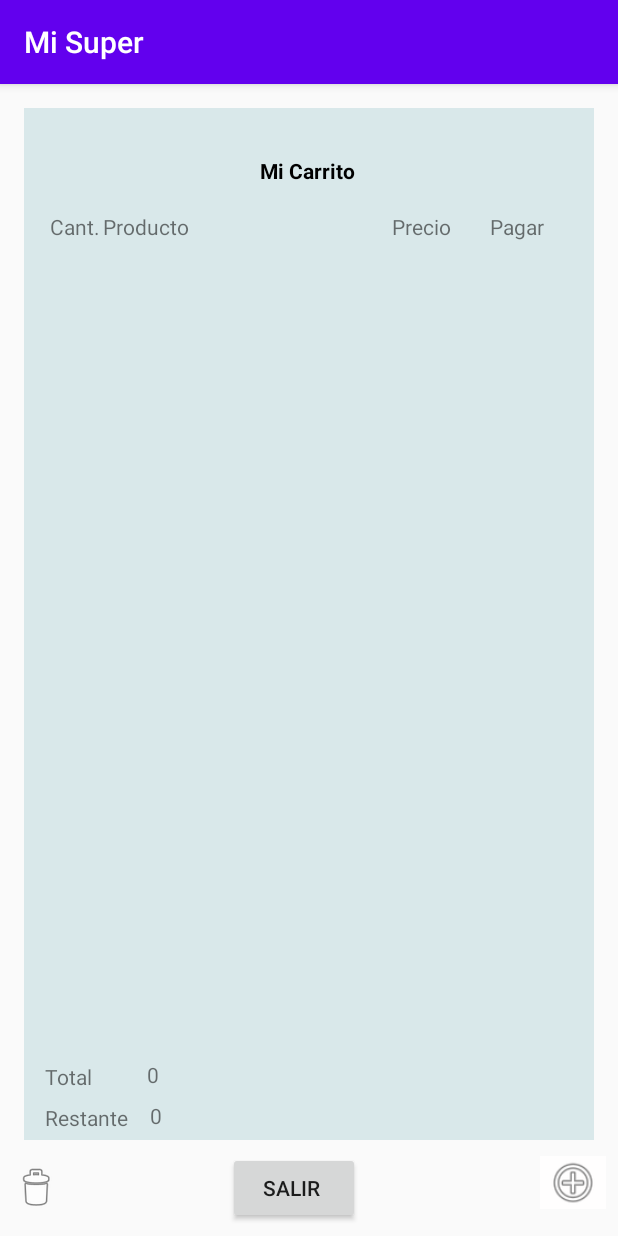
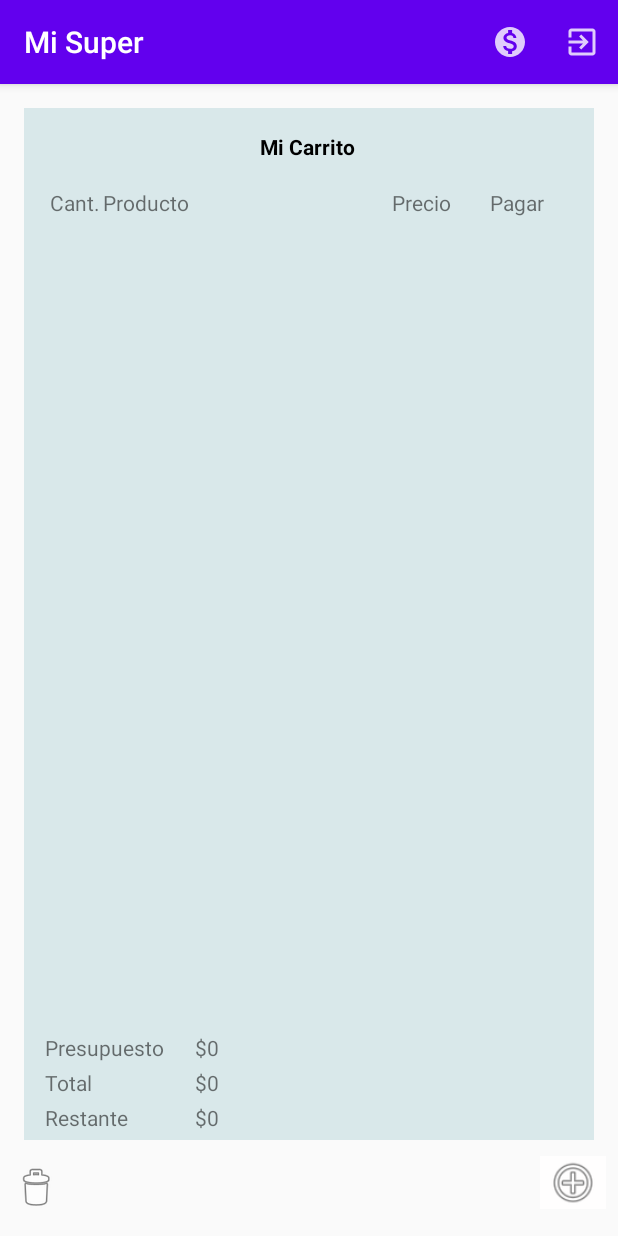
Before and after one commit to NatMuHe98/MySuper, an Android app: the screen it shows after launch (MainActivity), on a phone screen of 412 x 824 dp. Run offline under Robolectric (Android 15) with nearby library versions, the phone set to English and light mode, and no system bars; our stand-ins replace Firebase (no records; nobody signed in at launch, a user with empty details on screens opened directly); libraries missing offline, so code that uses them is left out: com.facebook, com.facebook.appevents, com.firebase.ui; 2 statements that could not run were skipped.

Commit message:
Terminada con errores

```diff
--- a/app/src/main/java/com/example/mysuper/MainActivity.java
+++ b/app/src/main/java/com/example/mysuper/MainActivity.java
@@ -11,12 +11,17 @@ import android.content.DialogInterface;
 import android.content.Intent;
 import android.media.Image;
 import android.os.Bundle;
+import android.text.InputType;
 import android.util.Log;
+import android.view.Menu;
+import android.view.MenuItem;
 import android.view.View;
 import android.widget.AdapterView;
 import android.widget.Button;
+import android.widget.EditText;
 import android.widget.ImageView;
 import android.widget.ListView;
+import android.widget.TextView;
 import android.widget.Toast;
 
 import com.example.mysuper.adapters.ProductoAdapter;
@@ -44,11 +49,18 @@ import java.util.List;
 import java.util.Map;
 
 public class MainActivity extends AppCompatActivity {
+    @Override
+    public boolean onCreateOptionsMenu(Menu menu) {
+        getMenuInflater().inflate(R.menu.salir, menu);
+        return true;
+    }
+
     private static final int MY_REQUEST_CODE = 16;
     List<AuthUI.IdpConfig> providers;
-
+    TextView textViewTotal, textViewRestante, textViewPresupuesto;
     Button btn_sign_out;
     ImageView btn_agregar_producto, btn_eliminar_lista;
+    String miPresupuesto = "0";
     DatabaseReference mDatabase;
 
     private ArrayList<ProductoModel> list;
@@ -58,7 +70,7 @@ public class MainActivity extends AppCompatActivity {
 
     private String idUser = FirebaseAuth.getInstance().getUid();
     private FirebaseDatabase database = FirebaseDatabase.getInstance();
-    private DatabaseReference reference  =  database.getReference().child("Usuarios").child(idUser).child("Producto");;
+    private DatabaseReference reference  =  database.getReference().child("Usuarios").child(idUser).child("Producto");
 
     @Override
     protected void onCreate(Bundle savedInstanceState) {
@@ -76,6 +88,9 @@ public class MainActivity extends AppCompatActivity {
         IniciarSesion();
 
         lv_producto = findViewById(R.id.lv_producto);
+        textViewTotal = findViewById(R.id.textViewTotal);
+        textViewPresupuesto = findViewById(R.id.textViewPresupuesto);
+        textViewRestante = findViewById(R.id.textViewRestante);
         list = new ArrayList<>();
         model = new ProductoModel();
 
@@ -89,8 +104,8 @@ public class MainActivity extends AppCompatActivity {
             }
         });
 
-
-        btn_sign_out = (Button)findViewById(R.id.button_cerrar_sesion);
+/*
+        btn_sign_out = (Button)findViewById(R.id.btnSalir);
         btn_sign_out.setOnClickListener(new View.OnClickListener() {
             @Override
             public void onClick(View v) {
@@ -109,18 +124,30 @@ public class MainActivity extends AppCompatActivity {
                     }
                 });
             }
-        });
+        });*/
 
 
         reference.addValueEventListener(new ValueEventListener() {
             @Override
             public void onDataChange(@NonNull DataSnapshot dataSnapshot) {
-                list = new ArrayList<>();
-                for(DataSnapshot child : dataSnapshot.getChildren()){
-                    model = child.getValue(ProductoModel.class);
-                    list.add(model);
+                if (dataSnapshot.hasChildren()){
+                    list = new ArrayList<>();
+                    double total = 0;
+                    for(DataSnapshot child : dataSnapshot.getChildren()){
+                        model = child.getValue(ProductoModel.class);
+                        list.add(model);
+                        String subT = model.getTotal();
+                        total = total + Double.parseDouble(subT);
+                        textViewTotal.setText("$"+total);
+                        double rest = 0;
+                        String pres = (String) miPresupuesto;
+                        rest = Double.parseDouble(pres) - total;
+                        textViewRestante.setText("$"+rest);
+                    }
+                    lv_producto.setAdapter(new ProductoAdapter(MainActivity.this, list));
+                }else{
+                    textViewTotal.setText("$0");
                 }
-                lv_producto.setAdapter(new ProductoAdapter(MainActivity.this, list));
             }
 
             @Override
@@ -180,6 +207,55 @@ public class MainActivity extends AppCompatActivity {
 
     }
 
+
+
+    public void CerrarSesion(MenuItem menuItem){
+        AuthUI.getInstance()
+                .signOut(MainActivity.this)
+                .addOnCompleteListener(new OnCompleteListener<Void>(){
+                    @Override
+                    public void onComplete(@NonNull Task<Void> task) {
+                        //btn_sign_out.setEnabled(false);
+                        IniciarSesion();
+                    }
+
+                }).addOnFailureListener(new OnFailureListener() {
+            @Override
+            public void onFailure(@NonNull Exception e) {
+                Toast.makeText(MainActivity.this, ""+e.getMessage(),  Toast.LENGTH_SHORT).show();
+            }
+        });
+    }
+
+    public void AgregarPresupuesto(MenuItem menuItem){
+            AlertDialog.Builder presupuesto = new AlertDialog.Builder(MainActivity.this);
+            presupuesto.setTitle("Agregar presupuesto para sus compras");
+            final EditText presInput = new EditText(MainActivity.this);
+            presInput.setInputType(InputType.TYPE_CLASS_PHONE);
+            presupuesto.setView(presInput);
+            presupuesto.setCancelable(false);
+
+        presupuesto.setPositiveButton("Aceptar", new DialogInterface.OnClickListener() {
+            @Override
+            public void onClick(DialogInterface dialog, int which) {
+                if(!presInput.getText().equals("")){
+                    miPresupuesto = presInput.getText().toString();
+                    textViewPresupuesto.setText("$"+miPresupuesto);
+                }else{
+                    Toast.makeText(MainActivity.this, "No se agregó Presupuesto", Toast.LENGTH_SHORT).show();
+                }
+            }
+        });
+        presupuesto.setNegativeButton("Cancelar", new DialogInterface.OnClickListener() {
+            @Override
+            public void onClick(DialogInterface dialog, int which) {
+                dialog.cancel();
+            }
+        });
+        presupuesto.show();
+    };
+
+
     private void IniciarSesion() {
         startActivityForResult(
                 AuthUI.getInstance().createSignInIntentBuilder()
--- /dev/null
+++ b/app/src/main/res/drawable-anydpi/ic_cerrar_sesion.xml
@@ -0,0 +1,11 @@
+<vector xmlns:android="http://schemas.android.com/apk/res/android"
+    android:width="24dp"
+    android:height="24dp"
+    android:viewportWidth="24"
+    android:viewportHeight="24"
+    android:tint="#FFFFFF"
+    android:alpha="0.8">
+  <path
+      android:fillColor="@android:color/white"
+      android:pathData="M10.09,15.59L11.5,17l5,-5 -5,-5 -1.41,1.41L12.67,11H3v2h9.67l-2.58,2.59zM19,3H5c-1.11,0 -2,0.9 -2,2v4h2V5h14v14H5v-4H3v4c0,1.1 0.89,2 2,2h14c1.1,0 2,-0.9 2,-2V5c0,-1.1 -0.9,-2 -2,-2z"/>
+</vector>
--- /dev/null
+++ b/app/src/main/res/drawable-anydpi/ic_dinero.xml
@@ -0,0 +1,11 @@
+<vector xmlns:android="http://schemas.android.com/apk/res/android"
+    android:width="24dp"
+    android:height="24dp"
+    android:viewportWidth="24"
+    android:viewportHeight="24"
+    android:tint="#FFFFFF"
+    android:alpha="0.8">
+  <path
+      android:fillColor="@android:color/white"
+      android:pathData="M12,2C6.48,2 2,6.48 2,12s4.48,10 10,10 10,-4.48 10,-10S17.52,2 12,2zM13.41,18.09L13.41,20h-2.67v-1.93c-1.71,-0.36 -3.16,-1.46 -3.27,-3.4h1.96c0.1,1.05 0.82,1.87 2.65,1.87 1.96,0 2.4,-0.98 2.4,-1.59 0,-0.83 -0.44,-1.61 -2.67,-2.14 -2.48,-0.6 -4.18,-1.62 -4.18,-3.67 0,-1.72 1.39,-2.84 3.11,-3.21L10.74,4h2.67v1.95c1.86,0.45 2.79,1.86 2.85,3.39L14.3,9.34c-0.05,-1.11 -0.64,-1.87 -2.22,-1.87 -1.5,0 -2.4,0.68 -2.4,1.64 0,0.84 0.65,1.39 2.67,1.91s4.18,1.39 4.18,3.91c-0.01,1.83 -1.38,2.83 -3.12,3.16z"/>
+</vector>
--- a/app/src/main/res/layout/activity_main.xml
+++ b/app/src/main/res/layout/activity_main.xml
@@ -5,16 +5,6 @@
     android:layout_width="match_parent"
     android:layout_height="match_parent"
     tools:context=".MainActivity">
-
-    <Button
-        android:id="@+id/button_cerrar_sesion"
-        android:layout_width="wrap_content"
-        android:layout_height="wrap_content"
-        android:layout_marginStart="152dp"
-        android:layout_marginTop="8dp"
-        android:text="Salir "
-        app:layout_constraintStart_toStartOf="parent"
-        app:layout_constraintTop_toBottomOf="@+id/view" />
 
     <View
         android:id="@+id/view"
@@ -36,7 +26,7 @@
         android:id="@+id/textView"
         android:layout_width="wrap_content"
         android:layout_height="wrap_content"
-        android:layout_marginTop="32dp"
+        android:layout_marginTop="16dp"
         android:text="Mi Carrito "
         android:textAlignment="center"
         android:textColor="#000000"
@@ -49,7 +39,7 @@
         android:id="@+id/textView5"
         android:layout_width="wrap_content"
         android:layout_height="wrap_content"
-        android:layout_marginTop="8dp"
+        android:layout_marginTop="4dp"
         android:text="Restante "
         app:layout_constraintStart_toStartOf="@+id/guideline"
         app:layout_constraintTop_toBottomOf="@+id/textView9" />
@@ -58,9 +48,9 @@
         android:id="@+id/textViewRestante"
         android:layout_width="wrap_content"
         android:layout_height="wrap_content"
-        android:layout_marginStart="70dp"
-        android:layout_marginTop="8dp"
-        android:text="0"
+        android:layout_marginStart="100dp"
+        android:layout_marginTop="4dp"
+        android:text="$0"
         android:textAlignment="center"
         app:layout_constraintStart_toStartOf="@+id/textView5"
         app:layout_constraintTop_toBottomOf="@+id/textViewTotal" />
@@ -99,22 +89,20 @@
         android:id="@+id/textView9"
         android:layout_width="wrap_content"
         android:layout_height="wrap_content"
-        android:layout_marginTop="8dp"
+        android:layout_marginTop="4dp"
         android:text="Total "
         app:layout_constraintStart_toStartOf="@+id/guideline"
-        app:layout_constraintTop_toBottomOf="@+id/lv_producto" />
+        app:layout_constraintTop_toBottomOf="@+id/textView10" />
 
     <TextView
         android:id="@+id/textViewTotal"
         android:layout_width="wrap_content"
         android:layout_height="wrap_content"
-        android:layout_marginStart="68dp"
-        android:layout_marginTop="8dp"
-        android:layout_marginBottom="100dp"
-        android:text="0"
-        app:layout_constraintBottom_toBottomOf="parent"
+        android:layout_marginStart="100dp"
+        android:layout_marginTop="4dp"
+        android:text="$0"
         app:layout_constraintStart_toStartOf="@+id/guideline"
-        app:layout_constraintTop_toBottomOf="@+id/lv_producto" />
+        app:layout_constraintTop_toBottomOf="@+id/textViewPresupuesto" />
 
     <ListView
         android:id="@+id/lv_producto"
@@ -123,7 +111,7 @@
         android:layout_marginStart="32dp"
         android:layout_marginTop="8dp"
         android:layout_marginEnd="32dp"
-        android:layout_marginBottom="60dp"
+        android:layout_marginBottom="75dp"
         app:layout_constraintBottom_toBottomOf="@+id/view"
         app:layout_constraintEnd_toEndOf="parent"
         app:layout_constraintHorizontal_bias="0.0"
@@ -178,4 +166,23 @@
             android:text="Pagar" />
     </LinearLayout>
 
+    <TextView
+        android:id="@+id/textView10"
+        android:layout_width="wrap_content"
+        android:layout_height="wrap_content"
+        android:layout_marginTop="4dp"
+        android:text="Presupuesto"
+        app:layout_constraintStart_toStartOf="@+id/guideline"
+        app:layout_constraintTop_toBottomOf="@+id/lv_producto" />
+
+    <TextView
+        android:id="@+id/textViewPresupuesto"
+        android:layout_width="wrap_content"
+        android:layout_height="wrap_content"
+        android:layout_marginStart="100dp"
+        android:layout_marginTop="4dp"
+        android:text="$0"
+        app:layout_constraintStart_toStartOf="@+id/guideline"
+        app:layout_constraintTop_toBottomOf="@+id/lv_producto" />
+
 </androidx.constraintlayout.widget.ConstraintLayout>
--- /dev/null
+++ b/app/src/main/res/menu/salir.xml
@@ -0,0 +1,17 @@
+<?xml version="1.0" encoding="utf-8"?>
+<menu xmlns:app="http://schemas.android.com/apk/res-auto"
+    xmlns:android="http://schemas.android.com/apk/res/android">
+    <item
+        android:id="@+id/btnPresupuesto"
+        android:icon="@drawable/ic_dinero"
+        android:onClick="AgregarPresupuesto"
+        android:title="Presupuesto"
+        app:showAsAction="always" />
+    <item
+        android:id="@+id/btnSalir"
+        android:icon="@drawable/ic_cerrar_sesion"
+        android:onClick="CerrarSesion"
+        android:title="Salir"
+        app:showAsAction="always" />
+
+</menu>
```
Also changed, not shown: app/src/main/res/drawable-hdpi/ic_cerrar_sesion.png (added), app/src/main/res/drawable-hdpi/ic_dinero.png (added), app/src/main/res/drawable-mdpi/ic_cerrar_sesion.png (added), app/src/main/res/drawable-mdpi/ic_dinero.png (added), app/src/main/res/drawable-xhdpi/ic_cerrar_sesion.png (added), app/src/main/res/drawable-xhdpi/ic_dinero.png (added), app/src/main/res/drawable-xxhdpi/ic_cerrar_sesion.png (added), app/src/main/res/drawable-xxhdpi/ic_dinero.png (added).
